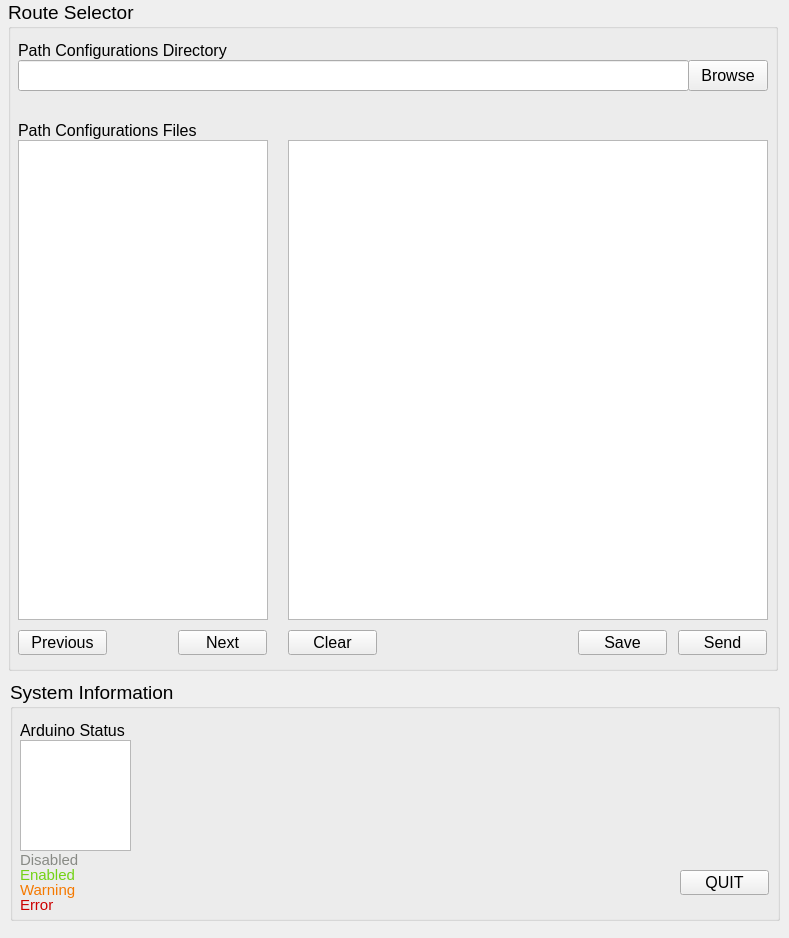
The window that src/omniroute_operation/src/three_by_three_interface/interface.ui (NC4Lab/omniroute_ubuntu_ws) describes before a commit, drawn with Qt 5.
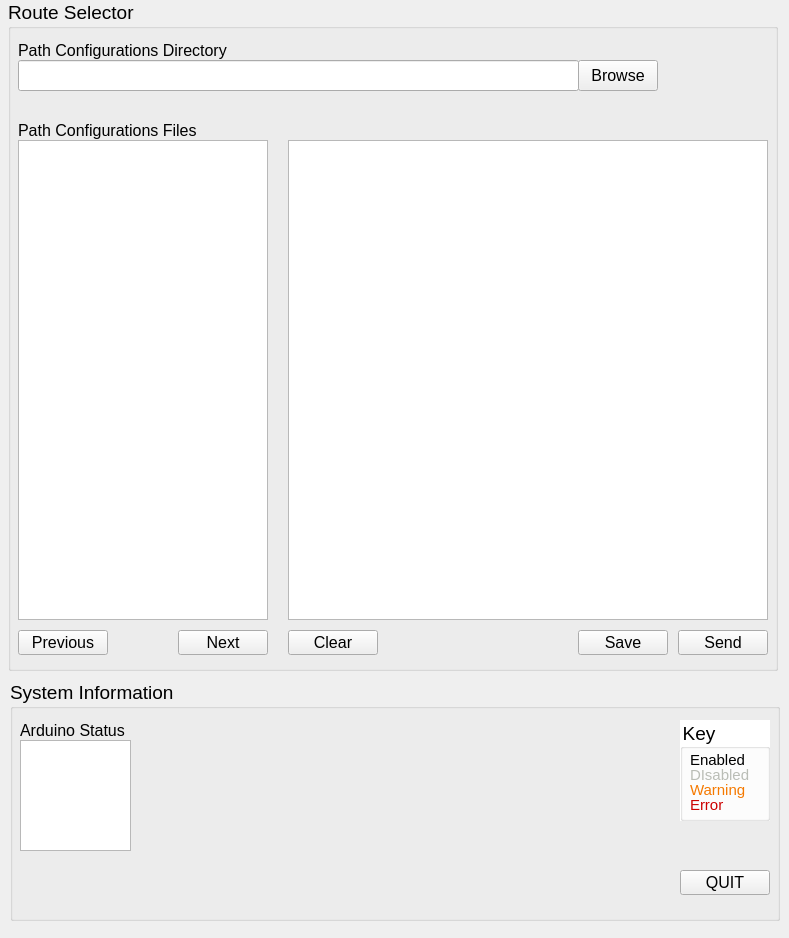
The same window after the commit.

Commit message: still working on errror coms

Patch:
```diff
--- a/src/omniroute_operation/src/three_by_three_interface/interface.ui
+++ b/src/omniroute_operation/src/three_by_three_interface/interface.ui
@@ -38,7 +38,7 @@
      <rect>
       <x>10</x>
       <y>60</y>
-      <width>671</width>
+      <width>561</width>
       <height>31</height>
      </rect>
     </property>
@@ -69,7 +69,7 @@
    <widget class="QPushButton" name="fileBrowseBtn">
     <property name="geometry">
      <rect>
-      <x>680</x>
+      <x>570</x>
       <y>60</y>
       <width>80</width>
       <height>31</height>
@@ -89,7 +89,7 @@
      <rect>
       <x>10</x>
       <y>630</y>
-      <width>89</width>
+      <width>90</width>
       <height>25</height>
      </rect>
     </property>
@@ -107,7 +107,7 @@
      <rect>
       <x>170</x>
       <y>630</y>
-      <width>89</width>
+      <width>90</width>
       <height>25</height>
      </rect>
     </property>
@@ -140,7 +140,7 @@
      <rect>
       <x>280</x>
       <y>630</y>
-      <width>89</width>
+      <width>90</width>
       <height>25</height>
      </rect>
     </property>
@@ -158,7 +158,7 @@
      <rect>
       <x>670</x>
       <y>630</y>
-      <width>89</width>
+      <width>90</width>
       <height>25</height>
      </rect>
     </property>
@@ -176,7 +176,7 @@
      <rect>
       <x>570</x>
       <y>630</y>
-      <width>89</width>
+      <width>90</width>
       <height>25</height>
      </rect>
     </property>
@@ -268,66 +268,12 @@
      <string>Arduino Status</string>
     </property>
    </widget>
-   <widget class="QLabel" name="ardLabel_1">
-    <property name="geometry">
-     <rect>
-      <x>10</x>
-      <y>170</y>
-      <width>101</width>
-      <height>21</height>
-     </rect>
-    </property>
-    <property name="font">
-     <font>
-      <pointsize>11</pointsize>
-     </font>
-    </property>
-    <property name="text">
-     <string>&lt;html&gt;&lt;head/&gt;&lt;body&gt;&lt;p&gt;&lt;span style=&quot; color:#888a85;&quot;&gt;Disabled&lt;/span&gt;&lt;/p&gt;&lt;/body&gt;&lt;/html&gt;</string>
-    </property>
-   </widget>
-   <widget class="QLabel" name="ardLabel_2">
-    <property name="geometry">
-     <rect>
-      <x>10</x>
-      <y>185</y>
-      <width>101</width>
-      <height>21</height>
-     </rect>
-    </property>
-    <property name="font">
-     <font>
-      <pointsize>11</pointsize>
-     </font>
-    </property>
-    <property name="text">
-     <string>&lt;html&gt;&lt;head/&gt;&lt;body&gt;&lt;p&gt;&lt;span style=&quot; color:#73d216;&quot;&gt;Enabled&lt;/span&gt;&lt;/p&gt;&lt;/body&gt;&lt;/html&gt;</string>
-    </property>
-   </widget>
-   <widget class="QLabel" name="ardLabel_3">
-    <property name="geometry">
-     <rect>
-      <x>10</x>
-      <y>200</y>
-      <width>101</width>
-      <height>21</height>
-     </rect>
-    </property>
-    <property name="font">
-     <font>
-      <pointsize>11</pointsize>
-     </font>
-    </property>
-    <property name="text">
-     <string>&lt;html&gt;&lt;head/&gt;&lt;body&gt;&lt;p&gt;&lt;span style=&quot; color:#f57900;&quot;&gt;Warning&lt;/span&gt;&lt;/p&gt;&lt;/body&gt;&lt;/html&gt;</string>
-    </property>
-   </widget>
    <widget class="QPushButton" name="sysQuiteBtn">
     <property name="geometry">
      <rect>
       <x>670</x>
       <y>190</y>
-      <width>89</width>
+      <width>90</width>
       <height>25</height>
      </rect>
     </property>
@@ -340,23 +286,95 @@
      <string>QUIT</string>
     </property>
    </widget>
-   <widget class="QLabel" name="ardLabel_4">
+   <widget class="QGroupBox" name="keyGroupBox">
     <property name="geometry">
      <rect>
-      <x>10</x>
-      <y>215</y>
-      <width>101</width>
-      <height>21</height>
+      <x>670</x>
+      <y>40</y>
+      <width>90</width>
+      <height>101</height>
      </rect>
     </property>
-    <property name="font">
-     <font>
-      <pointsize>11</pointsize>
-     </font>
+    <property name="styleSheet">
+     <string notr="true">QGroupBox {
+    background-color: white;
+}</string>
     </property>
-    <property name="text">
-     <string>&lt;html&gt;&lt;head/&gt;&lt;body&gt;&lt;p&gt;&lt;span style=&quot; color:#cc0000;&quot;&gt;Error&lt;/span&gt;&lt;/p&gt;&lt;/body&gt;&lt;/html&gt;</string>
+    <property name="title">
+     <string>Key</string>
     </property>
+    <widget class="QLabel" name="ardLabel_4">
+     <property name="geometry">
+      <rect>
+       <x>10</x>
+       <y>75</y>
+       <width>75</width>
+       <height>21</height>
+      </rect>
+     </property>
+     <property name="font">
+      <font>
+       <pointsize>11</pointsize>
+      </font>
+     </property>
+     <property name="text">
+      <string>&lt;html&gt;&lt;head/&gt;&lt;body&gt;&lt;p&gt;&lt;span style=&quot; color:#cc0000;&quot;&gt;Error&lt;/span&gt;&lt;/p&gt;&lt;/body&gt;&lt;/html&gt;</string>
+     </property>
+    </widget>
+    <widget class="QLabel" name="ardLabel_2">
+     <property name="geometry">
+      <rect>
+       <x>10</x>
+       <y>45</y>
+       <width>75</width>
+       <height>21</height>
+      </rect>
+     </property>
+     <property name="font">
+      <font>
+       <pointsize>11</pointsize>
+      </font>
+     </property>
+     <property name="text">
+      <string>&lt;html&gt;&lt;head/&gt;&lt;body&gt;&lt;p&gt;&lt;span style=&quot; color:#babdb6;&quot;&gt;DIsabled&lt;/span&gt;&lt;/p&gt;&lt;/body&gt;&lt;/html&gt;</string>
+     </property>
+    </widget>
+    <widget class="QLabel" name="ardLabel_1">
+     <property name="geometry">
+      <rect>
+       <x>10</x>
+       <y>30</y>
+       <width>75</width>
+       <height>21</height>
+      </rect>
+     </property>
+     <property name="font">
+      <font>
+       <pointsize>11</pointsize>
+      </font>
+     </property>
+     <property name="text">
+      <string>&lt;html&gt;&lt;head/&gt;&lt;body&gt;&lt;p&gt;&lt;span style=&quot; color:#000000;&quot;&gt;Enabled&lt;/span&gt;&lt;/p&gt;&lt;/body&gt;&lt;/html&gt;</string>
+     </property>
+    </widget>
+    <widget class="QLabel" name="ardLabel_3">
+     <property name="geometry">
+      <rect>
+       <x>10</x>
+       <y>60</y>
+       <width>75</width>
+       <height>21</height>
+      </rect>
+     </property>
+     <property name="font">
+      <font>
+       <pointsize>11</pointsize>
+      </font>
+     </property>
+     <property name="text">
+      <string>&lt;html&gt;&lt;head/&gt;&lt;body&gt;&lt;p&gt;&lt;span style=&quot; color:#f57900;&quot;&gt;Warning&lt;/span&gt;&lt;/p&gt;&lt;/body&gt;&lt;/html&gt;</string>
+     </property>
+    </widget>
    </widget>
   </widget>
  </widget>
```
The commit also changes 1 other file.
